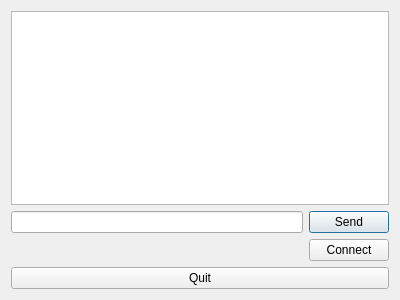
Above: chat.ui from Jac0line/BluetoothTesting before the change. Below: the same form after it.
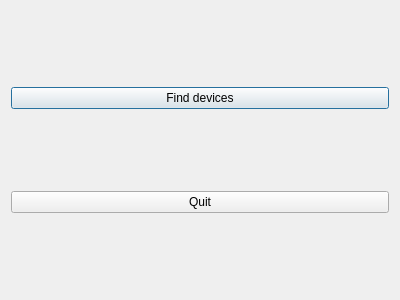
That is the form after the change.

```diff
--- a/chat.ui
+++ b/chat.ui
@@ -15,48 +15,14 @@
   </property>
   <layout class="QVBoxLayout" name="verticalLayout">
    <item>
-    <widget class="QTextEdit" name="chat">
-     <property name="focusPolicy">
-      <enum>Qt::NoFocus</enum>
-     </property>
-    </widget>
-   </item>
-   <item>
-    <layout class="QHBoxLayout" name="horizontalLayout">
-     <item>
-      <widget class="QLineEdit" name="sendText"/>
-     </item>
-     <item>
-      <widget class="QPushButton" name="sendButton">
-       <property name="text">
-        <string>Send</string>
-       </property>
-       <property name="default">
-        <bool>true</bool>
-       </property>
-      </widget>
-     </item>
-    </layout>
+    <layout class="QHBoxLayout" name="horizontalLayout"/>
    </item>
    <item>
     <layout class="QHBoxLayout" name="horizontalLayout_2">
-     <item>
-      <spacer name="horizontalSpacer">
-       <property name="orientation">
-        <enum>Qt::Horizontal</enum>
-       </property>
-       <property name="sizeHint" stdset="0">
-        <size>
-         <width>40</width>
-         <height>20</height>
-        </size>
-       </property>
-      </spacer>
-     </item>
      <item>
       <widget class="QPushButton" name="connectButton">
        <property name="text">
-        <string>Connect</string>
+        <string>Find devices</string>
        </property>
       </widget>
      </item>
```
